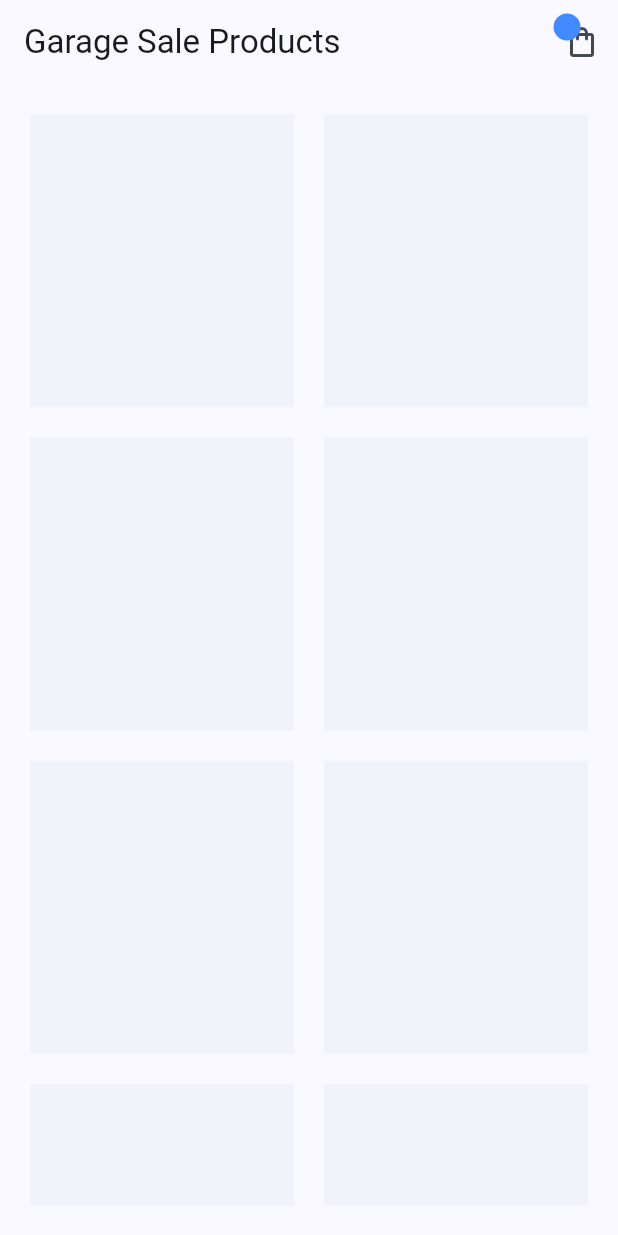
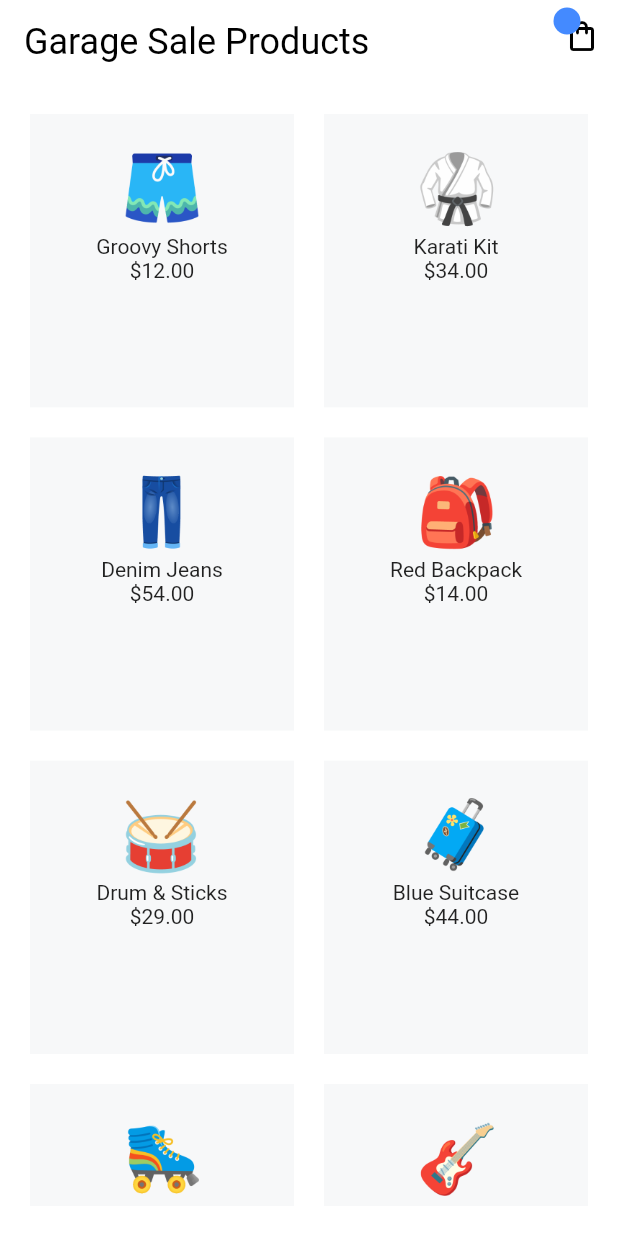
Before and after one commit to Genie-Emon/Riverpod-tutorial, a Flutter app: the screen it shows after launch, on a phone screen of 412 x 824 dp. Run offline on Flutter 3.47's test engine with Material 3 defaults, Android fonts, the phone set to English and light mode, and no system bars; our stand-ins replace flutter_riverpod.

Commit message:
provider added for product and cart pages

```diff
--- a/lib/main.dart
+++ b/lib/main.dart
@@ -1,8 +1,16 @@
 import 'package:flutter/material.dart';
+import 'package:flutter/services.dart';
+import 'package:flutter_riverpod/flutter_riverpod.dart';
 import 'package:riverpod_files/screens/home/home_screen.dart';
 
 void main() {
-  runApp(const MyApp());
+  SystemChrome.setSystemUIOverlayStyle(
+    const SystemUiOverlayStyle(
+      statusBarColor: Colors.transparent,
+      statusBarIconBrightness: Brightness.dark,
+    ),
+  );
+  runApp(const ProviderScope(child: MyApp()));
 }
 
 class MyApp extends StatelessWidget {
@@ -14,7 +22,21 @@ class MyApp extends StatelessWidget {
     return MaterialApp(
       title: '',
       theme: ThemeData(
-        colorScheme: ColorScheme.fromSeed(seedColor: Colors.blueAccent),
+        useMaterial3: false,
+        scaffoldBackgroundColor: Colors.white,
+        inputDecorationTheme: const InputDecorationTheme(),
+        dialogBackgroundColor: Colors.white,
+        appBarTheme: const AppBarTheme(
+            color: Colors.transparent,
+            elevation: 0,
+            titleTextStyle: TextStyle(
+              color: Colors.black,
+              fontSize: 24,
+            ),
+            iconTheme: IconThemeData(
+              color: Colors.black,
+              size: 24,
+            )),
       ),
       home: const HomeScreen(),
     );
--- a/lib/providers/product_providers.dart
+++ b/lib/providers/product_providers.dart
@@ -1,3 +1,4 @@
+import 'package:flutter_riverpod/flutter_riverpod.dart';
 import 'package:riverpod_files/models/product.dart';
 
 const List<Product> allProducts = [
@@ -6,7 +7,16 @@ const List<Product> allProducts = [
   Product(id: '3', title: 'Denim Jeans', price: 54, image: 'assets/products/jeans.png'),
   Product(id: '4', title: 'Red Backpack', price: 14, image: 'assets/products/backpack.png'),
   Product(id: '5', title: 'Drum & Sticks', price: 29, image: 'assets/products/drum.png'),
-  Product(id: '6', title: 'Blue Suitcase', price: 14, image: 'assets/products/suitcase.png'),
-  Product(id: '7', title: 'Roller Skates', price: 14, image: 'assets/products/skates.png'),
-  Product(id: '8', title: 'Electric Guitar', price: 14, image: 'assets/products/guitar.png'),
+  Product(id: '6', title: 'Blue Suitcase', price: 44, image: 'assets/products/suitcase.png'),
+  Product(id: '7', title: 'Roller Skates', price: 52, image: 'assets/products/skates.png'),
+  Product(id: '8', title: 'Electric Guitar', price: 79, image: 'assets/products/guitar.png'),
 ];
+
+final productsProvider = Provider((ref) {
+  return allProducts;
+});
+
+final reducedProductsProvider = Provider((ref) {
+  // final products = ref.watch(productsProvider);
+  return allProducts.where((product) => product.price < 50).toList();
+});
--- a/lib/screens/home/home_screen.dart
+++ b/lib/screens/home/home_screen.dart
@@ -1,11 +1,15 @@
 import 'package:flutter/material.dart';
+import 'package:flutter_riverpod/flutter_riverpod.dart';
+import 'package:riverpod_files/providers/product_providers.dart';
 import 'package:riverpod_files/shared/cart_icon.dart';
 
-class HomeScreen extends StatelessWidget {
+class HomeScreen extends ConsumerWidget {
   const HomeScreen({super.key});
 
   @override
-  Widget build(BuildContext context) {
+  Widget build(BuildContext context, WidgetRef ref) {
+    final allProducts = ref.watch(productsProvider);
+
     return Scaffold(
       appBar: AppBar(
         title: const Text('Garage Sale Products'),
@@ -14,17 +18,24 @@ class HomeScreen extends StatelessWidget {
       body: Padding(
         padding: const EdgeInsets.all(20),
         child: GridView.builder(
-          itemCount: 8,
-          gridDelegate:const SliverGridDelegateWithFixedCrossAxisCount(
+          itemCount: allProducts.length,
+          gridDelegate: const SliverGridDelegateWithFixedCrossAxisCount(
             crossAxisCount: 2,
             mainAxisSpacing: 20,
             crossAxisSpacing: 20,
             childAspectRatio: 0.9,
           ),
-          itemBuilder:(context, index) {
+          itemBuilder: (context, index) {
             return Container(
               padding: const EdgeInsets.all(20),
               color: Colors.blueGrey.withOpacity(0.05),
+              child: Column(
+                children: [
+                  Image.asset(allProducts[index].image, width: 60, height: 60),
+                  Text(allProducts[index].title),
+                  Text('\$${allProducts[index].price.toStringAsFixed(2)}'),
+                ],
+              ),
             );
           },
         ),
```
Also changed, not shown: lib/screens/cart/cart_screen.dart (+22 -6 lines).
